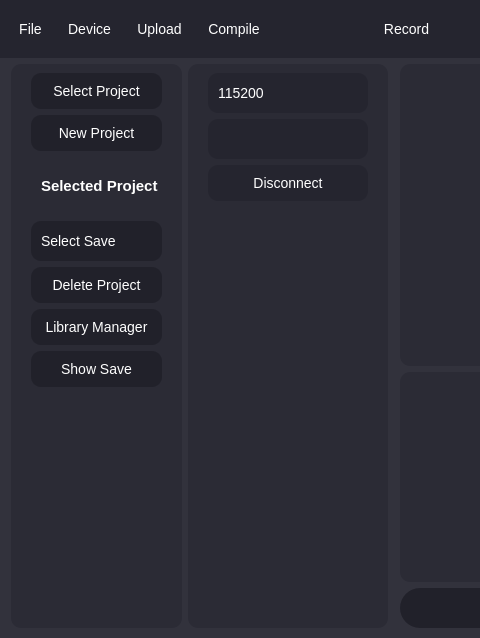
Qt form Ui/GraphingUi.ui (OrionAerospaceYT/SideKick) before a commit; both pictures show x 0 to 480 and y 0 to 638 of the 1026 by 638 pixel window.
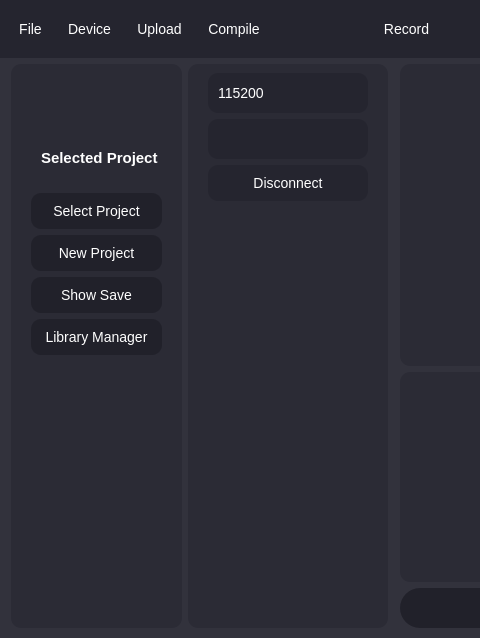
The same form after that commit. Icons and pictures are not drawn.

Diff of the .ui file:
```diff
--- a/Ui/GraphingUi.ui
+++ b/Ui/GraphingUi.ui
@@ -758,7 +758,7 @@
   background-color: #21212a;
   border: none;
   border-radius: 10px;
-  height: 20px;
+  height: 40px;
 }
 QLineEdit:hover:!pressed{
   background-color: #151525;
@@ -770,6 +770,12 @@
   font-weight: bold;
   padding-left: 6px;
 }
+QLabel#logo{
+  background-color: #2b2b35;
+  image: url(Ui/SideKick_Logo.png);
+  width:100px;
+  height:40px;
+}
 
 /*Text Box Styling*/
 QTextBrowser {
@@ -797,6 +803,64 @@
          <property name="rightMargin">
           <number>20</number>
          </property>
+         <item>
+          <widget class="QLabel" name="logo">
+           <property name="minimumSize">
+            <size>
+             <width>0</width>
+             <height>50</height>
+            </size>
+           </property>
+           <property name="maximumSize">
+            <size>
+             <width>166780</width>
+             <height>50</height>
+            </size>
+           </property>
+           <property name="text">
+            <string/>
+           </property>
+          </widget>
+         </item>
+         <item>
+          <spacer name="verticalSpacer_5">
+           <property name="orientation">
+            <enum>Qt::Vertical</enum>
+           </property>
+           <property name="sizeType">
+            <enum>QSizePolicy::Minimum</enum>
+           </property>
+           <property name="sizeHint" stdset="0">
+            <size>
+             <width>20</width>
+             <height>20</height>
+            </size>
+           </property>
+          </spacer>
+         </item>
+         <item>
+          <widget class="QLabel" name="selected_project">
+           <property name="text">
+            <string>Selected Project</string>
+           </property>
+          </widget>
+         </item>
+         <item>
+          <spacer name="verticalSpacer_4">
+           <property name="orientation">
+            <enum>Qt::Vertical</enum>
+           </property>
+           <property name="sizeType">
+            <enum>QSizePolicy::Minimum</enum>
+           </property>
+           <property name="sizeHint" stdset="0">
+            <size>
+             <width>20</width>
+             <height>20</height>
+            </size>
+           </property>
+          </spacer>
+         </item>
          <item>
           <widget class="QPushButton" name="select_project">
            <property name="text">
@@ -811,68 +875,6 @@
            </property>
           </widget>
          </item>
-         <item>
-          <spacer name="verticalSpacer_4">
-           <property name="orientation">
-            <enum>Qt::Vertical</enum>
-           </property>
-           <property name="sizeType">
-            <enum>QSizePolicy::Minimum</enum>
-           </property>
-           <property name="sizeHint" stdset="0">
-            <size>
-             <width>20</width>
-             <height>20</height>
-            </size>
-           </property>
-          </spacer>
-         </item>
-         <item>
-          <widget class="QLabel" name="selected_project">
-           <property name="text">
-            <string>Selected Project</string>
-           </property>
-          </widget>
-         </item>
-         <item>
-          <spacer name="verticalSpacer_5">
-           <property name="orientation">
-            <enum>Qt::Vertical</enum>
-           </property>
-           <property name="sizeType">
-            <enum>QSizePolicy::Minimum</enum>
-           </property>
-           <property name="sizeHint" stdset="0">
-            <size>
-             <width>20</width>
-             <height>20</height>
-            </size>
-           </property>
-          </spacer>
-         </item>
-         <item>
-          <widget class="QComboBox" name="saves">
-           <item>
-            <property name="text">
-             <string>Select Save</string>
-            </property>
-           </item>
-          </widget>
-         </item>
-         <item>
-          <widget class="QPushButton" name="delete_project">
-           <property name="text">
-            <string>Delete Project</string>
-           </property>
-          </widget>
-         </item>
-         <item>
-          <widget class="QPushButton" name="library_manager">
-           <property name="text">
-            <string>Library Manager</string>
-           </property>
-          </widget>
-         </item>
          <item>
           <widget class="QPushButton" name="show_save">
            <property name="text">
@@ -880,6 +882,13 @@
            </property>
           </widget>
          </item>
+         <item>
+          <widget class="QPushButton" name="library_manager">
+           <property name="text">
+            <string>Library Manager</string>
+           </property>
+          </widget>
+         </item>
          <item>
           <spacer name="verticalSpacer_2">
            <property name="orientation">
```
